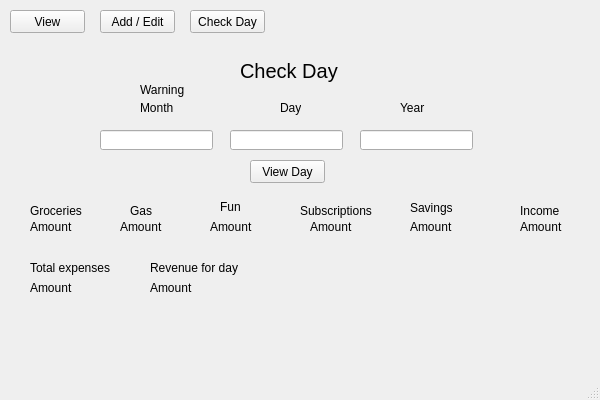
First picture: the form in gui.ui, repository cthieman1/Final_Project2, before the edit.
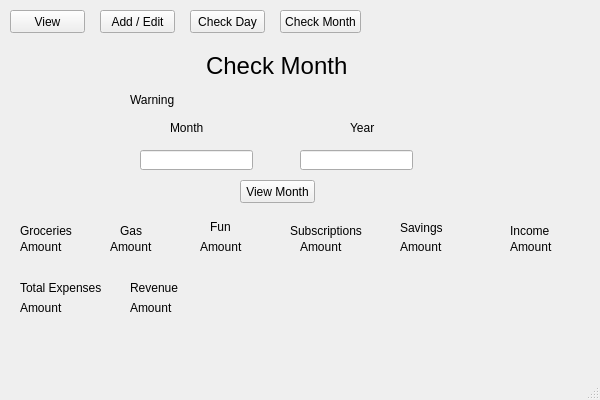
Second picture: the form after the edit.

Commit message: Added check month functionality, general TODO fixes

Diff of the .ui file:
```diff
--- a/gui.ui
+++ b/gui.ui
@@ -49,7 +49,7 @@
      </rect>
     </property>
     <property name="currentIndex">
-     <number>1</number>
+     <number>3</number>
     </property>
     <widget class="QWidget" name="view_page">
      <widget class="QLabel" name="view_lbl">
@@ -850,6 +850,306 @@
       </property>
      </widget>
     </widget>
+    <widget class="QWidget" name="page">
+     <widget class="QLabel" name="label_9">
+      <property name="geometry">
+       <rect>
+        <x>206</x>
+        <y>10</y>
+        <width>201</width>
+        <height>31</height>
+       </rect>
+      </property>
+      <property name="font">
+       <font>
+        <pointsize>18</pointsize>
+       </font>
+      </property>
+      <property name="text">
+       <string>Check Month</string>
+      </property>
+     </widget>
+     <widget class="QLabel" name="month_lbl_4">
+      <property name="geometry">
+       <rect>
+        <x>170</x>
+        <y>80</y>
+        <width>41</width>
+        <height>16</height>
+       </rect>
+      </property>
+      <property name="text">
+       <string>Month</string>
+      </property>
+     </widget>
+     <widget class="QLineEdit" name="check_month_lnedit_2">
+      <property name="geometry">
+       <rect>
+        <x>140</x>
+        <y>110</y>
+        <width>113</width>
+        <height>20</height>
+       </rect>
+      </property>
+     </widget>
+     <widget class="QLabel" name="year_lbl_4">
+      <property name="geometry">
+       <rect>
+        <x>350</x>
+        <y>80</y>
+        <width>31</width>
+        <height>16</height>
+       </rect>
+      </property>
+      <property name="text">
+       <string>Year</string>
+      </property>
+     </widget>
+     <widget class="QPushButton" name="view_month_btn">
+      <property name="geometry">
+       <rect>
+        <x>240</x>
+        <y>140</y>
+        <width>75</width>
+        <height>23</height>
+       </rect>
+      </property>
+      <property name="text">
+       <string>View Month</string>
+      </property>
+     </widget>
+     <widget class="QLineEdit" name="check_year_lnedit_2">
+      <property name="geometry">
+       <rect>
+        <x>300</x>
+        <y>110</y>
+        <width>113</width>
+        <height>20</height>
+       </rect>
+      </property>
+     </widget>
+     <widget class="QLabel" name="check_month_warning_lbl">
+      <property name="geometry">
+       <rect>
+        <x>130</x>
+        <y>50</y>
+        <width>271</width>
+        <height>20</height>
+       </rect>
+      </property>
+      <property name="text">
+       <string>Warning</string>
+      </property>
+     </widget>
+     <widget class="QLabel" name="label_11">
+      <property name="geometry">
+       <rect>
+        <x>400</x>
+        <y>180</y>
+        <width>47</width>
+        <height>16</height>
+       </rect>
+      </property>
+      <property name="text">
+       <string>Savings</string>
+      </property>
+     </widget>
+     <widget class="QLabel" name="label_12">
+      <property name="geometry">
+       <rect>
+        <x>290</x>
+        <y>180</y>
+        <width>81</width>
+        <height>21</height>
+       </rect>
+      </property>
+      <property name="text">
+       <string>Subscriptions</string>
+      </property>
+     </widget>
+     <widget class="QLabel" name="gas_amount_lbl_2">
+      <property name="geometry">
+       <rect>
+        <x>110</x>
+        <y>200</y>
+        <width>47</width>
+        <height>14</height>
+       </rect>
+      </property>
+      <property name="text">
+       <string>Amount</string>
+      </property>
+     </widget>
+     <widget class="QLabel" name="label_13">
+      <property name="geometry">
+       <rect>
+        <x>510</x>
+        <y>180</y>
+        <width>47</width>
+        <height>21</height>
+       </rect>
+      </property>
+      <property name="text">
+       <string>Income</string>
+      </property>
+     </widget>
+     <widget class="QLabel" name="label_14">
+      <property name="geometry">
+       <rect>
+        <x>20</x>
+        <y>180</y>
+        <width>61</width>
+        <height>21</height>
+       </rect>
+      </property>
+      <property name="text">
+       <string>Groceries</string>
+      </property>
+     </widget>
+     <widget class="QLabel" name="fun_amount_lbl_2">
+      <property name="geometry">
+       <rect>
+        <x>200</x>
+        <y>200</y>
+        <width>47</width>
+        <height>14</height>
+       </rect>
+      </property>
+      <property name="text">
+       <string>Amount</string>
+      </property>
+     </widget>
+     <widget class="QLabel" name="label_15">
+      <property name="geometry">
+       <rect>
+        <x>210</x>
+        <y>180</y>
+        <width>47</width>
+        <height>14</height>
+       </rect>
+      </property>
+      <property name="text">
+       <string>Fun</string>
+      </property>
+     </widget>
+     <widget class="QLabel" name="groceries_amount_lbl_2">
+      <property name="geometry">
+       <rect>
+        <x>20</x>
+        <y>200</y>
+        <width>47</width>
+        <height>14</height>
+       </rect>
+      </property>
+      <property name="text">
+       <string>Amount</string>
+      </property>
+     </widget>
+     <widget class="QLabel" name="subscriptions_amount_lbl_2">
+      <property name="geometry">
+       <rect>
+        <x>300</x>
+        <y>200</y>
+        <width>47</width>
+        <height>14</height>
+       </rect>
+      </property>
+      <property name="text">
+       <string>Amount</string>
+      </property>
+     </widget>
+     <widget class="QLabel" name="income_amount_lbl_2">
+      <property name="geometry">
+       <rect>
+        <x>510</x>
+        <y>200</y>
+        <width>47</width>
+        <height>14</height>
+       </rect>
+      </property>
+      <property name="text">
+       <string>Amount</string>
+      </property>
+     </widget>
+     <widget class="QLabel" name="label_16">
+      <property name="geometry">
+       <rect>
+        <x>120</x>
+        <y>180</y>
+        <width>47</width>
+        <height>21</height>
+       </rect>
+      </property>
+      <property name="text">
+       <string>Gas</string>
+      </property>
+     </widget>
+     <widget class="QLabel" name="savings_amount_lbl_3">
+      <property name="geometry">
+       <rect>
+        <x>400</x>
+        <y>200</y>
+        <width>47</width>
+        <height>14</height>
+       </rect>
+      </property>
+      <property name="text">
+       <string>Amount</string>
+      </property>
+     </widget>
+     <widget class="QLabel" name="label_17">
+      <property name="geometry">
+       <rect>
+        <x>20</x>
+        <y>240</y>
+        <width>101</width>
+        <height>16</height>
+       </rect>
+      </property>
+      <property name="text">
+       <string>Total Expenses</string>
+      </property>
+     </widget>
+     <widget class="QLabel" name="total_expenses_lbl">
+      <property name="geometry">
+       <rect>
+        <x>20</x>
+        <y>260</y>
+        <width>81</width>
+        <height>16</height>
+       </rect>
+      </property>
+      <property name="text">
+       <string>Amount</string>
+      </property>
+     </widget>
+     <widget class="QLabel" name="label_19">
+      <property name="geometry">
+       <rect>
+        <x>130</x>
+        <y>240</y>
+        <width>61</width>
+        <height>16</height>
+       </rect>
+      </property>
+      <property name="text">
+       <string>Revenue</string>
+      </property>
+     </widget>
+     <widget class="QLabel" name="total_revenue_lbl">
+      <property name="geometry">
+       <rect>
+        <x>130</x>
+        <y>260</y>
+        <width>71</width>
+        <height>16</height>
+       </rect>
+      </property>
+      <property name="text">
+       <string>Amount</string>
+      </property>
+     </widget>
+    </widget>
    </widget>
    <widget class="QPushButton" name="add_btn">
     <property name="geometry">
@@ -877,6 +1177,19 @@
      <string>Check Day</string>
     </property>
    </widget>
+   <widget class="QPushButton" name="check_month_btn">
+    <property name="geometry">
+     <rect>
+      <x>280</x>
+      <y>10</y>
+      <width>81</width>
+      <height>23</height>
+     </rect>
+    </property>
+    <property name="text">
+     <string>Check Month</string>
+    </property>
+   </widget>
   </widget>
   <widget class="QStatusBar" name="statusbar"/>
  </widget>
```
Left out of the diff: 13 changed lines with no effect on the pictures. The commit also changes 2 other files.
